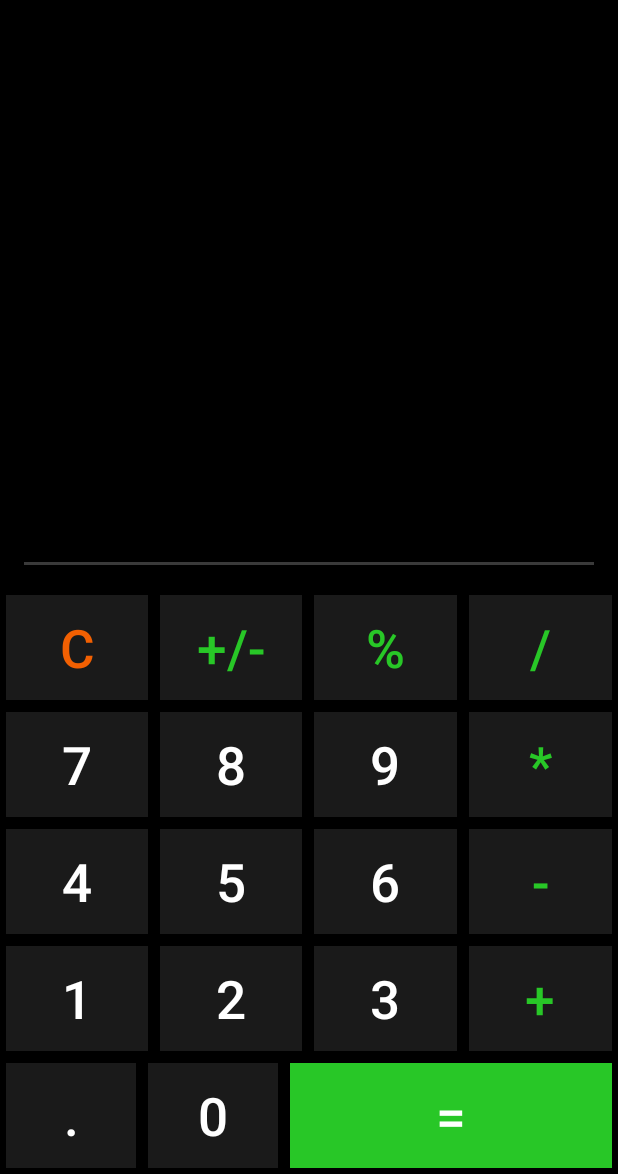
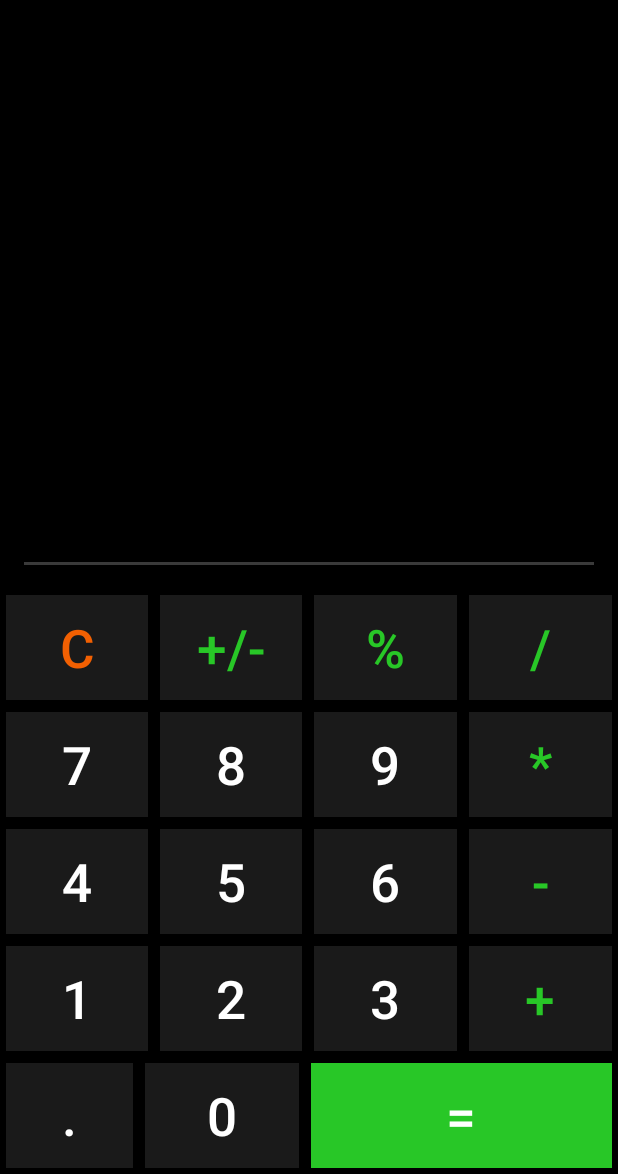
Before and after one commit to AyubMohamed20/BasicCalculator, an Android app: the screen it shows after launch (MainActivity), on a phone screen of 412 x 824 dp, the part 62-1236 px from its top. Run offline under Robolectric (Android 15) with nearby library versions, the phone set to English and light mode, and no system bars.

Commit message:
Updated App

```diff
--- a/app/src/main/res/layout/activity_main.xml
+++ b/app/src/main/res/layout/activity_main.xml
@@ -40,20 +40,20 @@
 
     <LinearLayout
         android:layout_width="match_parent"
-    android:layout_height="wrap_content"
-    android:orientation="horizontal">
+        android:layout_height="wrap_content">
 
         <Button
             android:id="@+id/btnClear"
             style="@style/buttonTextStyle"
+            android:baselineAligned="false"
             android:text="@string/btnClear"
-      android:textColor="#F26002"/>
+            android:textColor="#F26002" />
 
         <Button
             android:id="@+id/btnNegative"
             style="@style/buttonTextStyle"
             android:text="@string/btnNegative"
-      android:textColor="#28C727"/>
+            android:textColor="#28C727" />
 
         <Button
             android:id="@+id/btnPercentage"
@@ -163,7 +163,8 @@
       <Button
           android:id="@+id/btnZero"
           style="@style/buttonTextStyle"
-        android:text="@string/btnZero"/>
+          android:layout_width="wrap_content"
+          android:text="@string/btnZero" />
 
     <Button
         android:id="@+id/btnEquals"
--- a/build.gradle
+++ b/build.gradle
@@ -7,7 +7,7 @@ buildscript {
 
     }
     dependencies {
-        classpath 'com.android.tools.build:gradle:3.4.2'
+        classpath 'com.android.tools.build:gradle:3.5.0'
 
         // NOTE: Do not place your application dependencies here; they belong
         // in the individual module build.gradle files
```
Also changed, not shown: gradle/wrapper/gradle-wrapper.properties, 1 other file. Lines whose indentation alone changed are shown as unchanged.
